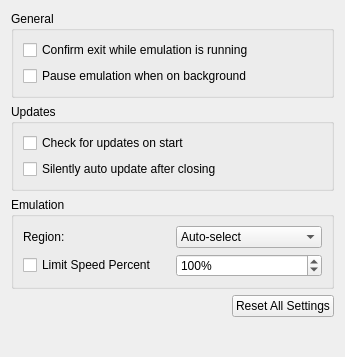
First picture: the form in src/citra_qt/configuration/configure_general.ui, repository PabloMK7/citra, before the edit.
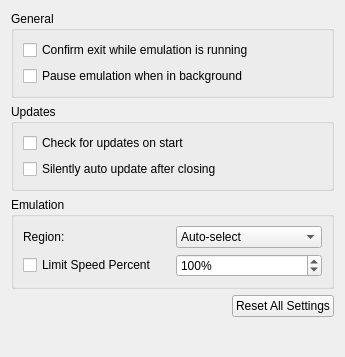
Second picture: the form after the edit.

Commit message: Pause in background guard clause and unused flag

What changed in the file:
```diff
--- a/src/citra_qt/configuration/configure_general.ui
+++ b/src/citra_qt/configuration/configure_general.ui
@@ -32,7 +32,7 @@
        <item>
          <widget class="QCheckBox" name="toggle_background_pause">
           <property name="text">
-           <string>Pause emulation when on background</string>
+           <string>Pause emulation when in background</string>
           </property>
          </widget>
         </item>
```
The commit also changes 1 other file.
